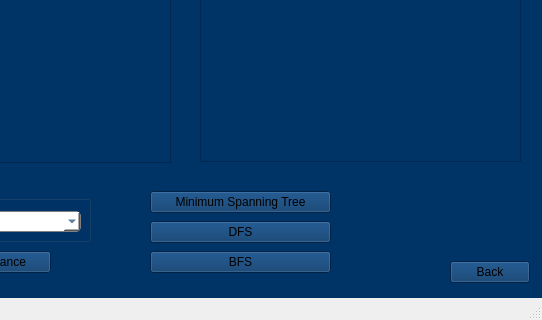
The window that NBA/fanpage.ui (pammypoor/ScrumGitSome) describes before a commit, drawn with Qt 5; both pictures show x 510 to 1052 and y 309 to 629 of the 1052 by 629 pixel window.
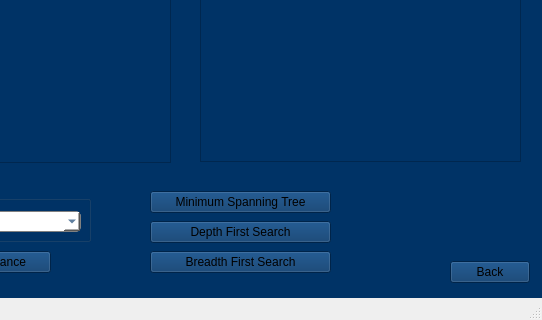
The same window after the commit. Icons and pictures are not drawn.

Diff of the .ui file:
```diff
--- a/NBA/fanpage.ui
+++ b/NBA/fanpage.ui
@@ -424,7 +424,7 @@
 }color: white;</string>
       </property>
       <property name="text">
-       <string>DFS</string>
+       <string>Depth First Search</string>
       </property>
      </widget>
      <widget class="QPushButton" name="bfsButton">
@@ -450,7 +450,7 @@
 }color: white;</string>
       </property>
       <property name="text">
-       <string>BFS</string>
+       <string>Breadth First Search</string>
       </property>
      </widget>
     </widget>
```
Left out of the diff: 2 changed lines with no effect on the pictures.
